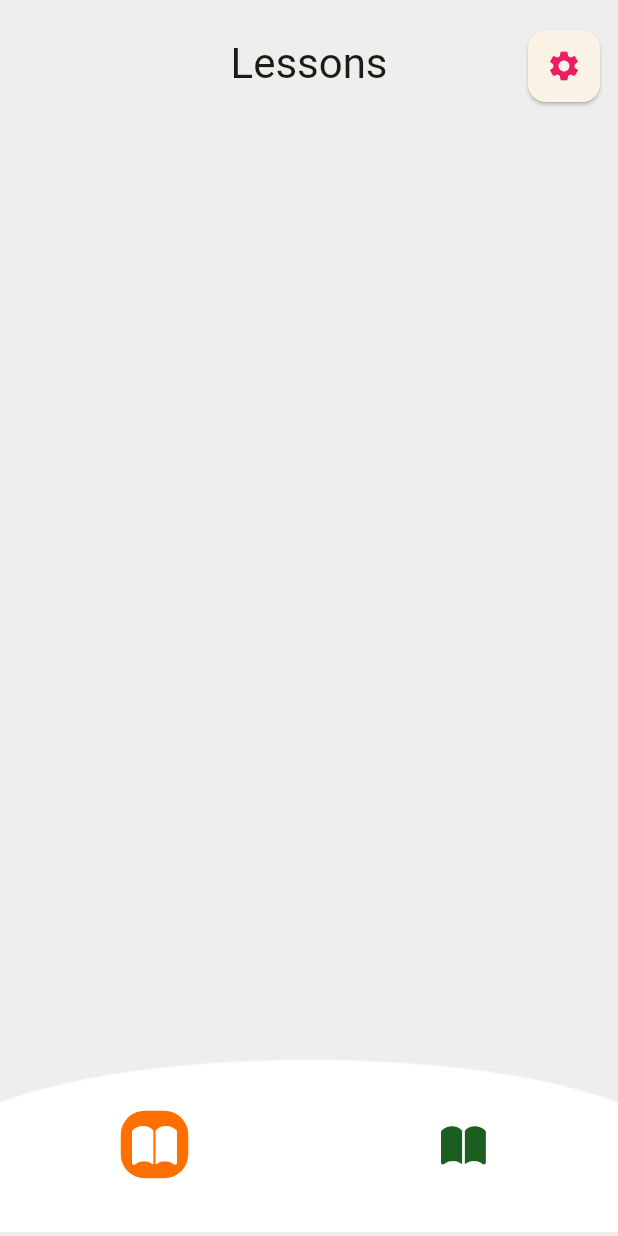
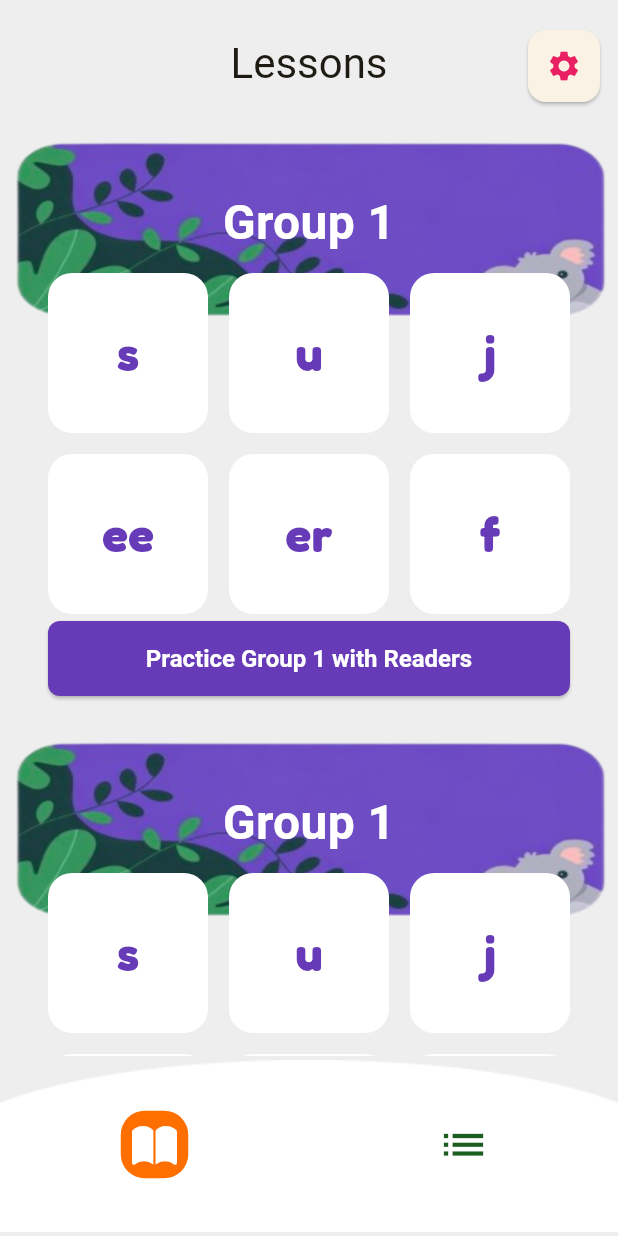
Before and after one commit to uchechi09/phonicsapp, a Flutter app: the HomePage screen opened directly, on a phone screen of 412 x 824 dp. Run offline on Flutter 3.47's test engine with Material 3 defaults, Android fonts, the phone set to English and light mode, and no system bars; our stand-ins replace flutter_animate, google_fonts.

Commit message:
completes the lesson page

```diff
--- a/lib/pages/lessons_page.dart
+++ b/lib/pages/lessons_page.dart
@@ -1,4 +1,5 @@
 import 'package:flutter/material.dart';
+import 'package:phonicsapp/widgets/group_item.dart';
 
 class LessonsPage extends StatefulWidget {
   const LessonsPage({super.key});
@@ -12,13 +13,19 @@
   Widget build(BuildContext context) {
     return SafeArea(
       child: Scaffold(
-        body: Column(
+        body: SingleChildScrollView(
+          child: Column(
             children: [
               Padding(
-              padding: const EdgeInsets.only(top:16.0),
+                padding: const EdgeInsets.only(top: 16.0),
                 child: _buildLessonAppBar(),
               ),
+              GroupItem(),
+              GroupItem(),
+              GroupItem(),
+              GroupItem(),
             ],
+          ),
         ),
       ),
     );
@@ -39,13 +46,13 @@
             ),
           ),
           Padding(
-                  padding: const EdgeInsets.only(right:  8.0),
+            padding: const EdgeInsets.only(right: 8.0),
             child: Align(
               alignment: Alignment.topRight,
               child: Card(
                 child: IconButton(
                   onPressed: () {},
-                        icon: Icon(Icons.settings,color: Colors.pink,),
+                  icon: Icon(Icons.settings, color: Colors.pink),
                 ),
               ),
             ),
--- a/lib/widgets/custom_tab_controller.dart
+++ b/lib/widgets/custom_tab_controller.dart
@@ -34,8 +34,8 @@
         dividerHeight: 0,
         indicatorColor: Colors.transparent,
         tabs: [
-          _buildBottomNavItem(index: 0, activeColor: Colors.amber.shade900),
-          _buildBottomNavItem(index: 1, activeColor: Colors.green.shade900),
+          _buildBottomNavItem(index: 0, activeColor: Colors.amber.shade900, icon: CupertinoIcons.book_solid,),
+          _buildBottomNavItem(index: 1, activeColor: Colors.green.shade900,icon: Icons.list),
         ],
       ),
     );
@@ -44,6 +44,8 @@
   Widget _buildBottomNavItem({
     required int index,
     required Color activeColor,
+    required IconData icon,
+
   }) {
     return Container(
       height: 45,
@@ -55,7 +57,7 @@
       ),
       child: Tab(
         icon: Icon(
-          CupertinoIcons.book_solid,
+          icon,
           size: 35,
           color: widget.tabController.index == index
               ? Colors.white
--- /dev/null
+++ b/lib/widgets/group_item.dart
@@ -0,0 +1,111 @@
+import 'package:flutter/material.dart';
+import 'package:google_fonts/google_fonts.dart';
+
+class GroupItem extends StatefulWidget {
+  const GroupItem({super.key});
+
+  @override
+  State<GroupItem> createState() => _GroupItemState();
+}
+
+class _GroupItemState extends State<GroupItem> {
+  @override
+  Widget build(BuildContext context) {
+    var dummyListOfCharacters = ["s", "u", "j", "ee", "er", "f"];
+    var color = Colors.deepPurple;
+    return Container(
+      height: 400,
+      child: Stack(
+        children: [
+          Positioned(
+            right: 8,
+            left: 8,
+            top: 0,
+            child: _buildGroupItemHeading(),
+          ),
+          Positioned(
+            bottom: 8,
+            right: 32,
+            left: 32,
+            child: ElevatedButton(
+              onPressed: () {},
+              style: ElevatedButton.styleFrom(
+                backgroundColor: color,
+                foregroundColor: Colors.white,
+              ),
+              child: Text("Practice Group 1 with Readers"),
+            ),
+          ),
+          Positioned(
+            top: 110,
+            right: 32,
+            left: 32,
+            child: _buildGrid(context, dummyListOfCharacters),
+          ),
+        ],
+      ),
+    );
+  }
+
+  SizedBox _buildGrid(
+    BuildContext context,
+    List<String> dummyListOfCharacters,
+  ) {
+    return SizedBox(
+      width: MediaQuery.sizeOf(context).width * 0.85,
+      height: 350,
+      child: GridView.builder(
+        physics: NeverScrollableScrollPhysics(),
+        itemCount: dummyListOfCharacters.length,
+        gridDelegate: SliverGridDelegateWithFixedCrossAxisCount(
+          crossAxisCount: 3,
+          mainAxisSpacing: 14,
+          crossAxisSpacing: 14,
+        ),
+        itemBuilder: (context, index) {
+          return Container(
+            decoration: BoxDecoration(
+              color: Colors.white,
+              borderRadius: BorderRadius.circular(16),
+            ),
+            child: Center(
+              child: Text(
+                dummyListOfCharacters[index],
+                style: GoogleFonts.fredoka(
+                  color: Colors.deepPurple,
+                  fontWeight: FontWeight.bold,fontSize: 32
+                ),
+
+              ),
+            ),
+          );
+        },
+      ),
+    );
+  }
+
+  Container _buildGroupItemHeading() {
+    return Container(
+      height: 160,
+      decoration: BoxDecoration(
+        image: DecorationImage(
+          image: AssetImage("assets/images/group.png"),
+          fit: BoxFit.fill,
+        ),
+      ),
+      child: Padding(
+        padding: const EdgeInsets.only(bottom: 8.0),
+        child: Center(
+          child: Text(
+            "Group 1",
+            style: TextStyle(
+              fontSize: 32,
+              fontWeight: FontWeight.bold,
+              color: Colors.white,
+            ),
+          ),
+        ),
+      ),
+    );
+  }
+}
```
Also changed, not shown: assets/images/group.png (added). Lines whose indentation alone changed are shown as unchanged.
